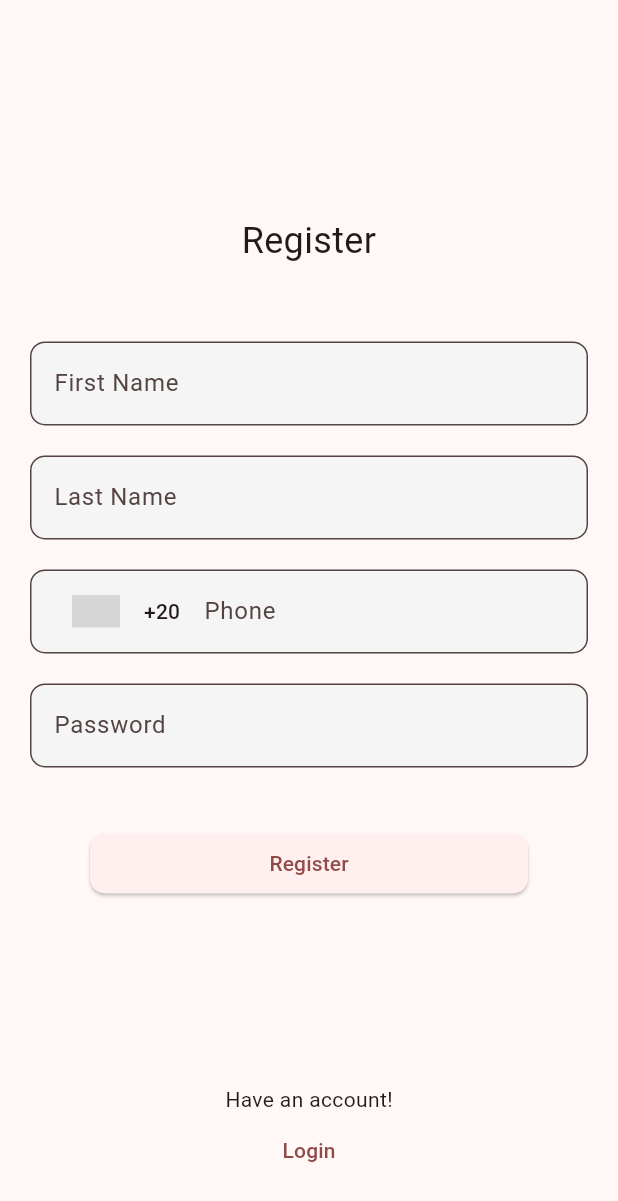
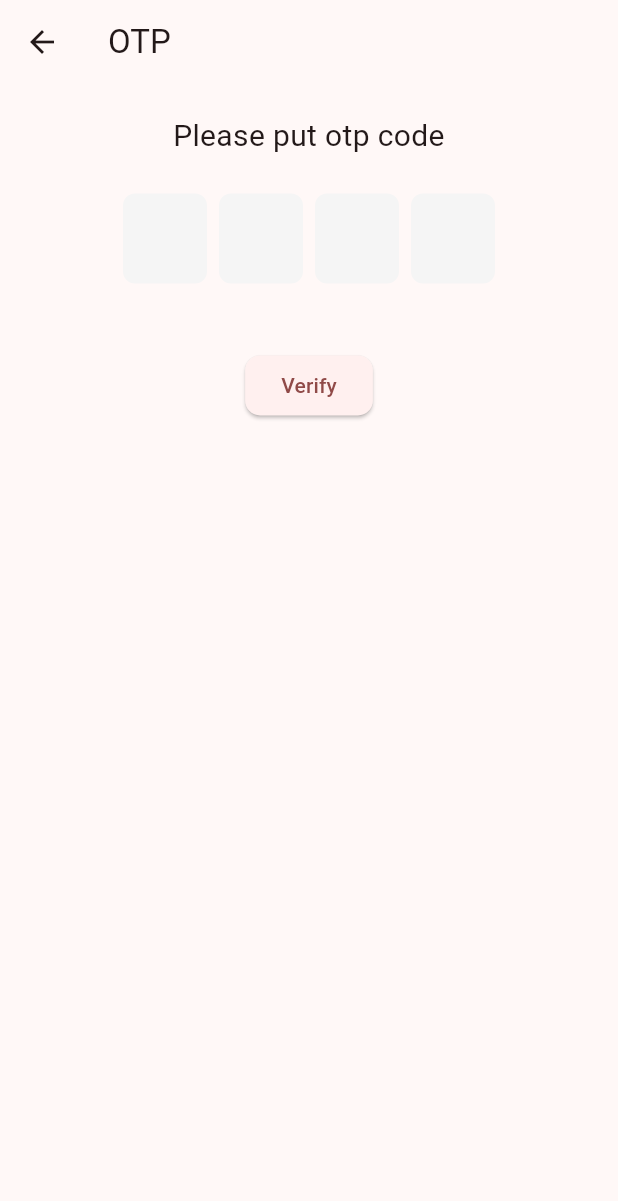
Before and after one commit to mah97moud/task, a Flutter app: the RegisterView screen opened by its route, after a tap on "Register", on a phone screen of 412 x 824 dp. Shown: the top 1201 px of the screen. Run offline on Flutter 3.47's test engine with Material 2 defaults, Android fonts, the phone set to English and light mode, and no system bars; drawn by our look-alikes of country_code_picker, pinput; our stand-ins replace dio, equatable, freezed_annotation, get_it, go_router, internet_connection_checker and 3 more; accounts and stored records are empty; generated files the repository leaves out were written again; grey boxes are pictures that could not be loaded.

Commit message:
add otp screen

```diff
--- a/lib/core/helpers/color_manager.dart
+++ b/lib/core/helpers/color_manager.dart
@@ -5,4 +5,5 @@ class ColorMananger {
 
   static const Color primary = Color(0xFFd74649);
   static const Color fillColor = Color(0xFFf5f5f5);
+  static const Color redColor =  Color(0xFFff0000);
 }
--- a/lib/core/helpers/styles_manager.dart
+++ b/lib/core/helpers/styles_manager.dart
@@ -1,4 +1,6 @@
 import 'package:flutter/material.dart';
+import 'package:pinput/pinput.dart';
+import 'package:task/core/helpers/color_manager.dart';
 
 class StylesManager {
   StylesManager._();
@@ -30,4 +32,15 @@ class StylesManager {
   static const TextStyle textStyle24 = TextStyle(
     fontSize: 24.0,
   );
+
+      static PinTheme defaultPinTheme = PinTheme(
+      width: 56,
+      height: 60,
+      textStyle: textStyle22,
+      decoration: BoxDecoration(
+        color: ColorMananger.fillColor,
+        borderRadius: BorderRadius.circular(8),
+        border: Border.all(color: Colors.transparent),
+      ),
+    );
 }
--- a/lib/core/routes/app_router.dart
+++ b/lib/core/routes/app_router.dart
@@ -2,6 +2,7 @@ import 'package:flutter/material.dart';
 import 'package:go_router/go_router.dart';
 import 'package:task/core/routes/routes_names.dart';
 import 'package:task/features/auth/login_view.dart';
+import 'package:task/features/auth/otp_view.dart';
 import 'package:task/features/auth/register_view.dart';
 import 'package:task/features/home/home_view.dart';
 
@@ -42,6 +43,14 @@ class AppRouter {
               return const RegisterView();
             },
           ),
+          GoRoute(
+            path: RoutesNames.otp,
+            name: RoutesNames.otp,
+            builder: (context, state) {
+              final otpCode = int.tryParse(state.uri.queryParameters['otpCode'] ?? '');
+              return   OtpView(otpCode: otpCode,);
+            },
+          ),
         ],
       ),
     ],
--- a/lib/core/routes/routes_names.dart
+++ b/lib/core/routes/routes_names.dart
@@ -5,4 +5,5 @@ class RoutesNames {
   static const auth = 'auth';
   static const register = 'register';
   static const login = 'login';
+  static const otp = 'otp';
 }
--- a/lib/features/auth/auth_view.dart
+++ /dev/null
@@ -1,10 +0,0 @@
-import 'package:flutter/material.dart';
-
-class AuthView extends StatelessWidget {
-  const AuthView({Key? key}) : super(key: key);
-
-  @override
-  Widget build(BuildContext context) {
-    return const Scaffold();
-  }
-}
--- /dev/null
+++ b/lib/features/auth/otp_view.dart
@@ -0,0 +1,84 @@
+import 'package:flutter/material.dart';
+import 'package:pinput/pinput.dart';
+import 'package:task/core/helpers/color_manager.dart';
+import 'package:task/core/helpers/styles_manager.dart';
+import 'package:task/features/auth/widgets/verify_button.dart';
+
+class OtpView extends StatefulWidget {
+  const OtpView({Key? key, required this.otpCode}) : super(key: key);
+
+  final int? otpCode;
+
+  @override
+  State<OtpView> createState() => _OtpViewState();
+}
+
+class _OtpViewState extends State<OtpView> {
+  late final TextEditingController controller;
+  late final FocusNode focusNode;
+
+  @override
+  void initState() {
+    var otp = widget.otpCode;
+    controller = TextEditingController(text: otp !=null ? otp.toString(): '');
+    focusNode = FocusNode();
+    super.initState();
+  }
+
+  @override
+  void dispose() {
+    controller.dispose();
+    focusNode.dispose();
+    super.dispose();
+  }
+
+  @override
+  Widget build(BuildContext context) {
+    return Scaffold(
+      appBar: AppBar(
+        title: const Text('OTP'),
+      ),
+      body: Column(
+        children: [
+          const SizedBox(
+            width: double.infinity,
+            height: 20.0,
+          ),
+          const Text(
+            'Please put otp code',
+            style: StylesManager.textStyle20,
+            textAlign: TextAlign.center,
+          ),
+
+          const SizedBox(height: 20.0,),
+          SizedBox(
+            height: 68,
+            child: Pinput(
+              length: 4,
+              controller: controller,
+              focusNode: focusNode,
+              defaultPinTheme: StylesManager.defaultPinTheme,
+              onCompleted: (pin) {},
+              focusedPinTheme: StylesManager.defaultPinTheme.copyWith(
+                height: 68,
+                width: 64,
+                decoration: StylesManager.defaultPinTheme.decoration!.copyWith(
+                  border: Border.all(color: ColorMananger.primary),
+                ),
+              ),
+              errorPinTheme: StylesManager.defaultPinTheme.copyWith(
+                decoration: BoxDecoration(
+                  color: ColorMananger.redColor,
+                  borderRadius: BorderRadius.circular(8),
+                ),
+              ),
+            ),
+          ),
+          const SizedBox(height: 40.0,),
+
+          const VerifyButton(),
+        ],
+      ),
+    );
+  }
+}
--- a/lib/features/auth/widgets/register_button.dart
+++ b/lib/features/auth/widgets/register_button.dart
@@ -1,8 +1,7 @@
 import 'package:flutter/material.dart';
-import 'package:task/core/app/data/requests/register_request.dart';
-import 'package:task/features/auth/repository/auth_repostiory.dart';
+import 'package:go_router/go_router.dart';
 
-import '../../../core/app/di.dart';
+import '../../../core/routes/routes_names.dart';
 
 class RegisterButton extends StatelessWidget {
   const RegisterButton({
@@ -18,15 +17,10 @@ class RegisterButton extends StatelessWidget {
           Expanded(
             child: ElevatedButton(
               onPressed: () async {
-                final repo = di<AuthRepository>();
-                final register = await repo.register(const RegisterRequest(
-                  dialCode: 20,
-                  identity: "12",
-                  firstName: "test",
-                  lastName: "1",
-                  phone: 1012345678,
-                ));
-                print('register');
+                context.pushNamed(
+                  RoutesNames.otp,
+                  queryParameters: {'otpCode': ''},
+                );
               },
               style: ElevatedButton.styleFrom(
                 shape: RoundedRectangleBorder(
--- /dev/null
+++ b/lib/features/auth/widgets/verify_button.dart
@@ -0,0 +1,22 @@
+import 'package:flutter/material.dart';
+
+class VerifyButton extends StatelessWidget {
+  const VerifyButton({
+    super.key,
+  });
+
+  @override
+  Widget build(BuildContext context) {
+    return Padding(
+      padding: const EdgeInsets.symmetric(horizontal: 40.0),
+      child: ElevatedButton(
+        onPressed: () {},
+        style: ElevatedButton.styleFrom(
+          shape: RoundedRectangleBorder(
+              borderRadius: BorderRadius.circular(10.0)),
+        ),
+        child: const Text('Verify'),
+      ),
+    );
+  }
+}
--- a/pubspec.yaml
+++ b/pubspec.yaml
@@ -49,6 +49,7 @@ dependencies:
   shared_preferences: ^2.2.2
   internet_connection_checker: ^1.0.0+1
   get_it: ^7.6.4
+  pinput: ^3.0.1
 
 dev_dependencies:
   flutter_test:
```
Also changed, not shown: pubspec.lock, 5 other files.
